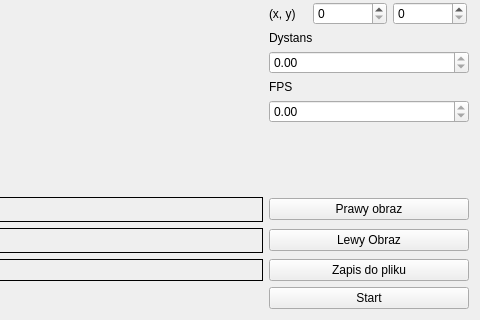
Above: StereoVision/widgetmeasoffline.ui from dzikipasterz/StareoVision before the change; both pictures show x 381 to 861 and y 361 to 681 of the 861 by 681 pixel window. Below: the same form after it.
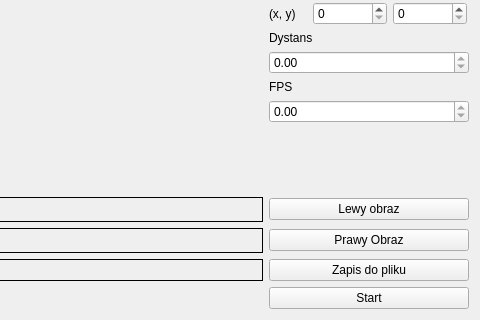
That is the form after the change.

```diff
--- a/StereoVision/widgetmeasoffline.ui
+++ b/StereoVision/widgetmeasoffline.ui
@@ -31,7 +31,7 @@
         </sizepolicy>
        </property>
        <property name="text">
-        <string>Lewy Obraz</string>
+        <string>Prawy Obraz</string>
        </property>
       </widget>
      </item>
@@ -104,7 +104,7 @@
         </sizepolicy>
        </property>
        <property name="text">
-        <string>Prawy obraz</string>
+        <string>Lewy obraz</string>
        </property>
       </widget>
      </item>
```
